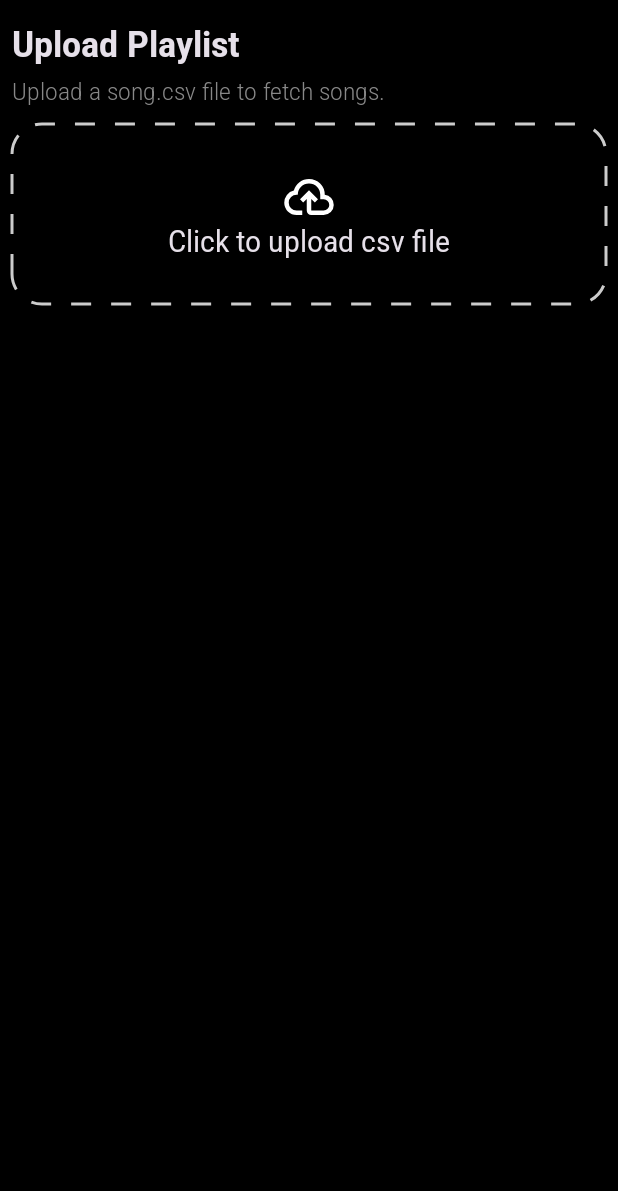
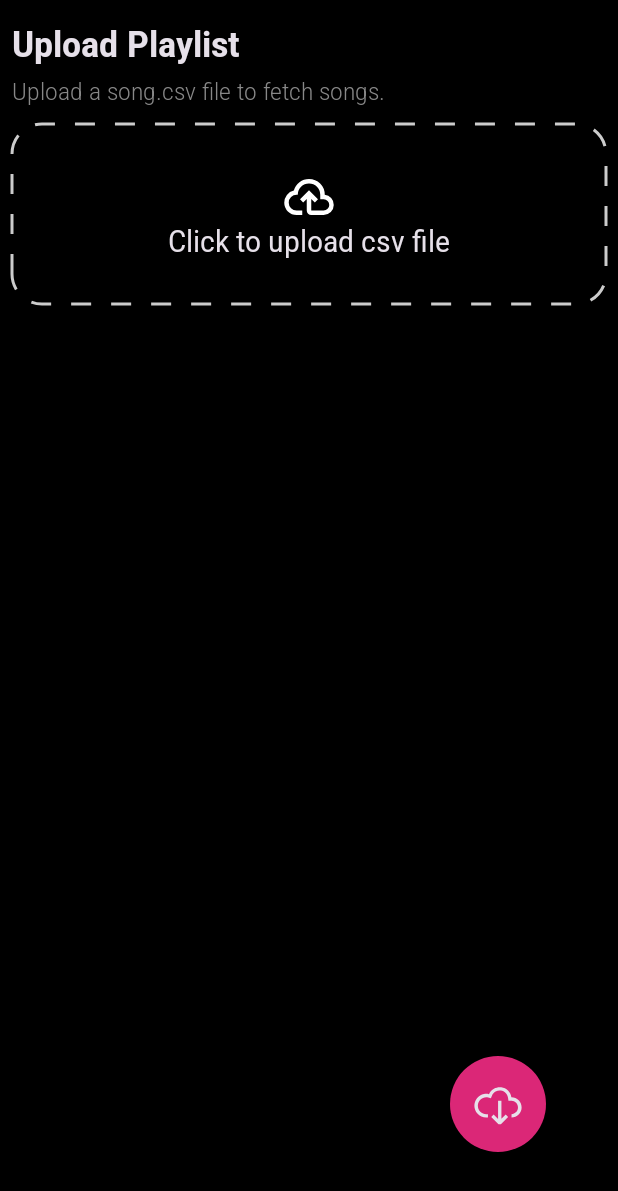
Before and after one commit to manishjajoriya/offline_listen, an Android app built with Jetpack Compose: the screen it shows after launch (MainActivity), on a phone screen of 412 x 824 dp. Shown: the top 1191 px of the screen. Run offline under Robolectric (Android 15) with nearby library versions, the phone set to English and light mode, and no system bars; our stand-ins replace Dagger/Hilt's generated code.

Commit message:
added floating action button to download

```diff
--- a/app/src/main/java/com/manishjajoriya/transferlisten/MainActivity.kt
+++ b/app/src/main/java/com/manishjajoriya/transferlisten/MainActivity.kt
@@ -6,9 +6,16 @@ import androidx.activity.compose.setContent
 import androidx.activity.enableEdgeToEdge
 import androidx.compose.foundation.layout.fillMaxSize
 import androidx.compose.foundation.layout.padding
+import androidx.compose.foundation.layout.size
+import androidx.compose.foundation.shape.CircleShape
+import androidx.compose.material3.FloatingActionButton
+import androidx.compose.material3.Icon
 import androidx.compose.material3.Scaffold
 import androidx.compose.ui.Modifier
+import androidx.compose.ui.res.painterResource
+import androidx.compose.ui.unit.dp
 import com.manishjajoriya.transferlisten.presentation.homeScreen.HomeScreen
+import com.manishjajoriya.transferlisten.ui.theme.Pink
 import com.manishjajoriya.transferlisten.ui.theme.TransferListenTheme
 import dagger.hilt.android.AndroidEntryPoint
 
@@ -19,10 +26,25 @@ class MainActivity : ComponentActivity() {
     enableEdgeToEdge()
     setContent {
       TransferListenTheme {
-        Scaffold(modifier = Modifier.fillMaxSize()) { innerPadding ->
-          HomeScreen(
-            modifier = Modifier.padding(innerPadding)
-          )
+        Scaffold(
+            modifier = Modifier.fillMaxSize(),
+            floatingActionButton = {
+              FloatingActionButton(
+                  modifier = Modifier.padding(bottom = 40.dp, end = 32.dp).size(64.dp),
+                  onClick = {},
+                  containerColor = Pink,
+                  shape = CircleShape,
+                  content = {
+                    Icon(
+                        painter = painterResource(R.drawable.outlined_cloud_download),
+                        contentDescription = "Download",
+                        modifier = Modifier.size(36.dp),
+                    )
+                  },
+              )
+            },
+        ) { innerPadding ->
+          HomeScreen(modifier = Modifier.padding(innerPadding))
         }
       }
     }
--- a/app/src/main/java/com/manishjajoriya/transferlisten/presentation/homeScreen/HomeViewModel.kt
+++ b/app/src/main/java/com/manishjajoriya/transferlisten/presentation/homeScreen/HomeViewModel.kt
@@ -27,14 +27,12 @@ class HomeViewModel @Inject constructor(private val musicApiUseCase: MusicApiUse
   var loading by mutableStateOf(false)
 
   fun searchPlaylist(csvList: List<Csv>) {
-    currentIndex = -1
     loading = true
-    error = null
     viewModelScope.launch {
       try {
         val results = mutableListOf<Track>()
         for ((index, csv) in csvList.withIndex()) {
-          currentIndex = index
+          currentIndex++
           val query = "${csv.Track_Name} ${csv.Artist_Name[0]}"
           val track =
               runCatching {
--- /dev/null
+++ b/app/src/main/res/drawable/outlined_cloud_download.xml
@@ -0,0 +1,10 @@
+<vector xmlns:android="http://schemas.android.com/apk/res/android"
+    android:width="16dp"
+    android:height="16dp"
+    android:viewportWidth="16"
+    android:viewportHeight="16">
+  <path
+      android:pathData="M11.957,6h0.05a2.99,2.99 0,0 1,2.116 0.879,3.003 3.003,0 0,1 0,4.242 2.99,2.99 0,0 1,-2.117 0.879v-1a2.002,2.002 0,0 0,0 -4h-0.914l-0.123,-0.857a2.49,2.49 0,0 0,-2.126 -2.122A2.478,2.478 0,0 0,6.231 5.5l-0.333,0.762 -0.809,-0.189A2.49,2.49 0,0 0,4.523 6c-0.662,0 -1.297,0.263 -1.764,0.732A2.503,2.503 0,0 0,4.523 11h0.498v1h-0.498a3.486,3.486 0,0 1,-2.628 -1.16,3.502 3.502,0 0,1 1.958,-5.78 3.462,3.462 0,0 1,1.468 0.04,3.486 3.486,0 0,1 3.657,-2.06A3.479,3.479 0,0 1,11.957 6zM6.707,11.121l1.314,1.314L8.021,7h0.994v5.4l1.278,-1.279 0.707,0.707 -2.146,2.147h-0.708L6,11.829l0.707,-0.708z"
+      android:fillColor="#FFFFFFFF"
+      android:fillType="evenOdd"/>
+</vector>
```
